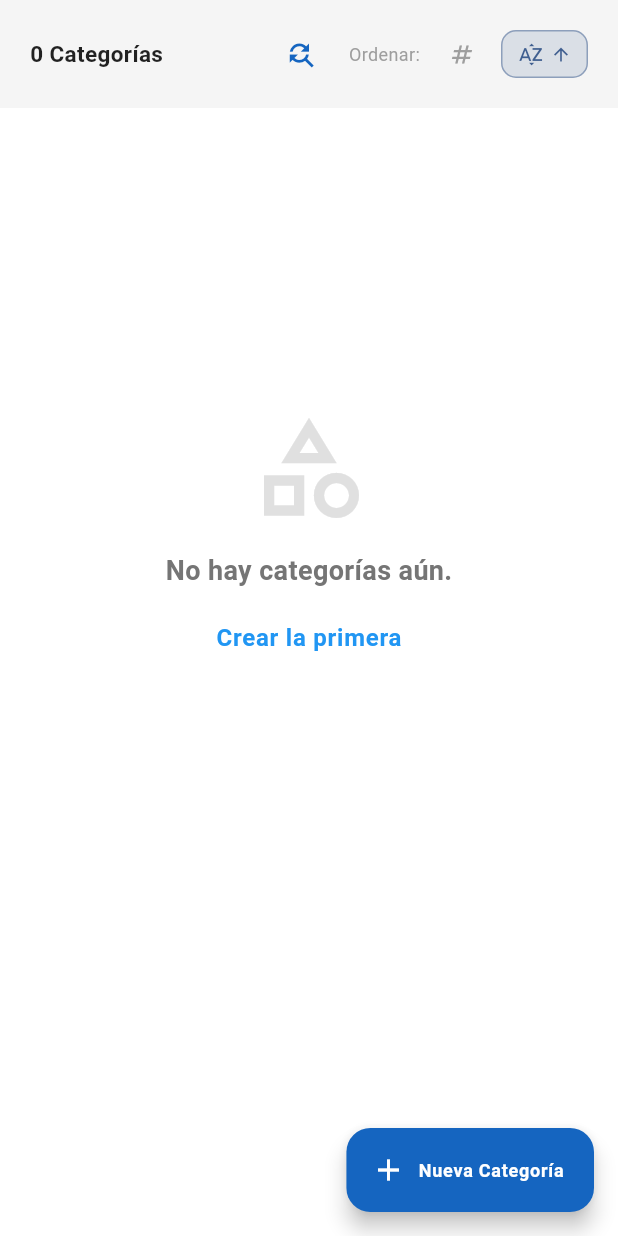
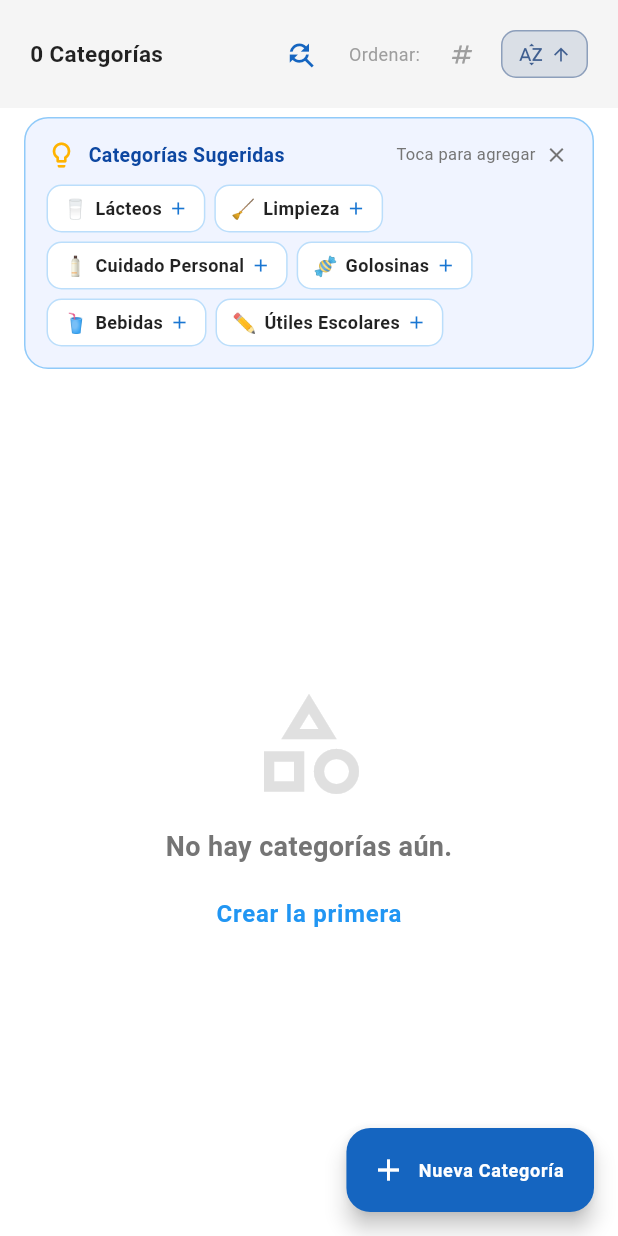
Before and after one commit to jader00321/mochilalista-app, a Flutter app: the CategoriesTab screen opened directly, on a phone screen of 412 x 824 dp. Run offline on Flutter 3.47's test engine with Material 3 defaults, Android fonts, the phone set to English and light mode, and no system bars; our stand-ins replace connectivity_plus, device_info_plus, file_picker, fl_chart, flutter_dotenv, flutter_local_notifications and 14 more; missing offline and left inert: blue_thermal_printer, gal, googleai_dart, mobile_scanner, multi_split_view, workmanager; accounts and stored records are empty.

Commit message:
feat(fase-4): banner de categorias predefinidas sugeridas en categories_tab (Tarea 4.5)

```diff
--- a/app_movil/lib/features/catalog/screens/tabs/categories_tab.dart
+++ b/app_movil/lib/features/catalog/screens/tabs/categories_tab.dart
@@ -18,6 +18,9 @@ class CategoriesTab extends StatefulWidget {
 }
 
 class _CategoriesTabState extends State<CategoriesTab> {
+  // 🔧 TAREA 4.5: Bandera para ocultar sugerencias de categorías
+  bool _dismissSuggestions = false;
+
   // 🔥 NUEVO: Explicación de Exploración
   void _showExplorationModal(BuildContext context, bool isDark) {
     showDialog(
@@ -371,6 +374,10 @@ class _CategoriesTabState extends State<CategoriesTab> {
                 ) : null,
               ),
 
+              // 🔧 TAREA 4.5: Banner de categorías predefinidas sugeridas
+              if (!isGuest && categories.length <= 3 && !_dismissSuggestions)
+                _buildSuggestedCategoriesBanner(context, provider, categories, isDark),
+
               Expanded(
                 child: RefreshIndicator(
                   onRefresh: () async => await provider.loadMasterData(),
@@ -515,4 +522,139 @@ class _CategoriesTabState extends State<CategoriesTab> {
       },
     );
   }
+
+  // 🔧 TAREA 4.5: Widget del Banner de categorías predefinidas
+  Widget _buildSuggestedCategoriesBanner(
+    BuildContext context,
+    InventoryProvider provider,
+    List<Category> existingCategories,
+    bool isDark,
+  ) {
+    final availableSuggestions = _suggestedCategories.where((s) =>
+        !existingCategories.any((c) =>
+            c.nombre.toLowerCase().trim() == s.name.toLowerCase().trim())).toList();
+
+    if (availableSuggestions.isEmpty) return const SizedBox.shrink();
+
+    return Container(
+      margin: const EdgeInsets.fromLTRB(16, 6, 16, 10),
+      padding: const EdgeInsets.all(14),
+      decoration: BoxDecoration(
+        color: isDark ? const Color(0xFF1E2235) : const Color(0xFFF0F4FF),
+        borderRadius: BorderRadius.circular(16),
+        border: Border.all(
+          color: isDark ? Colors.blue.withValues(alpha: 0.3) : Colors.blue.shade200,
+        ),
+      ),
+      child: Column(
+        crossAxisAlignment: CrossAxisAlignment.start,
+        children: [
+          Row(
+            children: [
+              Icon(Icons.lightbulb_outline, size: 20, color: Colors.amber[600]),
+              const SizedBox(width: 8),
+              Text(
+                "Categorías Sugeridas",
+                style: TextStyle(
+                  fontWeight: FontWeight.bold,
+                  fontSize: 13,
+                  color: isDark ? Colors.blue[200] : Colors.blue[900],
+                ),
+              ),
+              const Spacer(),
+              Text(
+                "Toca para agregar",
+                style: TextStyle(
+                  fontSize: 11,
+                  color: isDark ? Colors.grey[400] : Colors.grey[600],
+                ),
+              ),
+              const SizedBox(width: 4),
+              InkWell(
+                onTap: () => setState(() => _dismissSuggestions = true),
+                borderRadius: BorderRadius.circular(12),
+                child: Padding(
+                  padding: const EdgeInsets.all(2),
+                  child: Icon(Icons.close, size: 16, color: isDark ? Colors.grey[400] : Colors.grey[600]),
+                ),
+              ),
+            ],
+          ),
+          const SizedBox(height: 10),
+          Wrap(
+            spacing: 6,
+            runSpacing: 6,
+            children: availableSuggestions.take(6).map((s) {
+              return InkWell(
+                borderRadius: BorderRadius.circular(10),
+                onTap: () async {
+                  final id = await provider.createCategory(s.name, descripcion: s.description);
+                  if (context.mounted) {
+                    if (id != null) {
+                      CustomSnackBar.show(
+                        context,
+                        message: "Categoría '${s.name}' agregada con éxito",
+                        isError: false,
+                      );
+                    } else {
+                      CustomSnackBar.show(
+                        context,
+                        message: provider.lastActionError ?? "Error al crear la categoría",
+                        isError: true,
+                      );
+                    }
+                  }
+                },
+                child: Container(
+                  padding: const EdgeInsets.symmetric(horizontal: 10, vertical: 6),
+                  decoration: BoxDecoration(
+                    color: isDark ? Colors.white.withValues(alpha: 0.08) : Colors.white,
+                    borderRadius: BorderRadius.circular(10),
+                    border: Border.all(
+                      color: isDark ? Colors.white12 : Colors.blue.shade100,
+                    ),
+                  ),
+                  child: Row(
+                    mainAxisSize: MainAxisSize.min,
+                    children: [
+                      Text(s.icon, style: const TextStyle(fontSize: 13)),
+                      const SizedBox(width: 5),
+                      Text(
+                        s.name,
+                        style: TextStyle(
+                          fontSize: 12,
+                          fontWeight: FontWeight.w600,
+                          color: isDark ? Colors.white70 : Colors.black87,
+                        ),
+                      ),
+                      const SizedBox(width: 4),
+                      Icon(Icons.add, size: 14, color: isDark ? Colors.blue[300] : Colors.blue[700]),
+                    ],
+                  ),
+                ),
+              );
+            }).toList(),
+          ),
+        ],
+      ),
+    );
+  }
 }
+
+class _SuggestedCat {
+  final String icon;
+  final String name;
+  final String description;
+  const _SuggestedCat(this.icon, this.name, this.description);
+}
+
+const List<_SuggestedCat> _suggestedCategories = [
+  _SuggestedCat('🥛', 'Lácteos', 'Leches, yogures, quesos y mantequillas'),
+  _SuggestedCat('🧹', 'Limpieza', 'Detergentes, lejías, jabones y desinfectantes'),
+  _SuggestedCat('🧴', 'Cuidado Personal', 'Shampoos, desodorantes y cremas'),
+  _SuggestedCat('🍬', 'Golosinas', 'Galletas, chocolates, caramelos y snacks'),
+  _SuggestedCat('🥤', 'Bebidas', 'Gaseosas, aguas, jugos e hidratantes'),
+  _SuggestedCat('✏️', 'Útiles Escolares', 'Cuadernos, lápices, lapiceros y borradores'),
+  _SuggestedCat('🥫', 'Conservas', 'Atunes, conservas de frutas y verduras'),
+  _SuggestedCat('🥖', 'Panadería', 'Panes, tostadas y queques'),
+];
```
